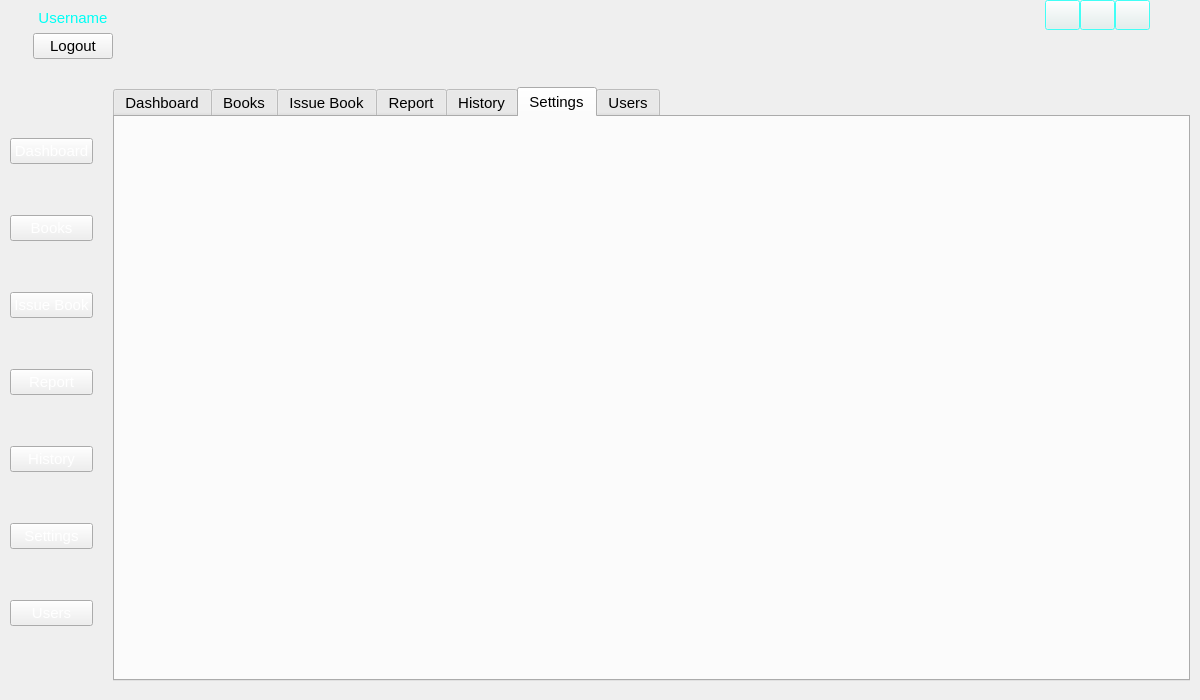
Porcupine1/School_Library_System, file main.ui: the form before one commit.
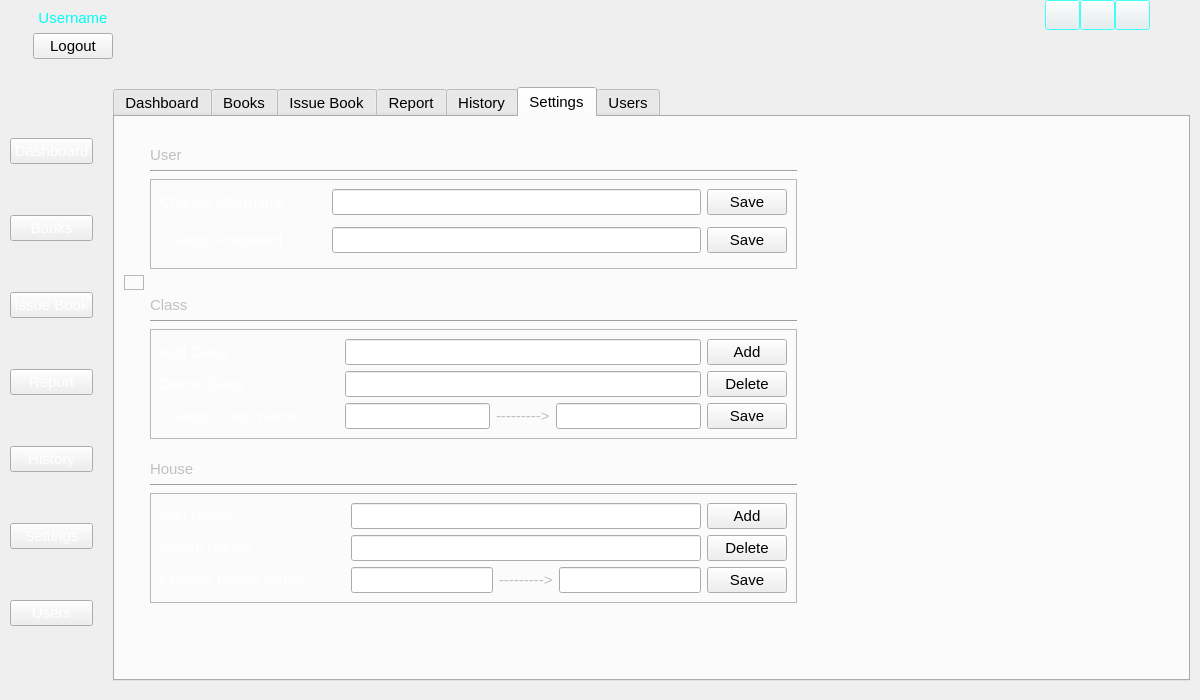
The form after the commit. The open tabs and pages were chosen to show the change. Icons and pictures are not drawn.

Commit message: designed settings tab

The edit to the form file:
```diff
--- a/main.ui
+++ b/main.ui
@@ -5437,6 +5437,1008 @@
           <attribute name="title">
            <string>Settings</string>
           </attribute>
+          <layout class="QGridLayout" name="gridLayout_32">
+           <item row="11" column="1">
+            <widget class="QFrame" name="frame_30">
+             <property name="frameShape">
+              <enum>QFrame::StyledPanel</enum>
+             </property>
+             <property name="frameShadow">
+              <enum>QFrame::Raised</enum>
+             </property>
+             <layout class="QGridLayout" name="gridLayout_31">
+              <item row="2" column="0">
+               <widget class="QLabel" name="label_68">
+                <property name="palette">
+                 <palette>
+                  <active>
+                   <colorrole role="WindowText">
+                    <brush brushstyle="SolidPattern">
+                     <color alpha="255">
+                      <red>255</red>
+                      <green>255</green>
+                      <blue>255</blue>
+                     </color>
+                    </brush>
+                   </colorrole>
+                  </active>
+                  <inactive>
+                   <colorrole role="WindowText">
+                    <brush brushstyle="SolidPattern">
+                     <color alpha="255">
+                      <red>255</red>
+                      <green>255</green>
+                      <blue>255</blue>
+                     </color>
+                    </brush>
+                   </colorrole>
+                  </inactive>
+                  <disabled>
+                   <colorrole role="WindowText">
+                    <brush brushstyle="SolidPattern">
+                     <color alpha="255">
+                      <red>120</red>
+                      <green>120</green>
+                      <blue>120</blue>
+                     </color>
+                    </brush>
+                   </colorrole>
+                  </disabled>
+                 </palette>
+                </property>
+                <property name="text">
+                 <string>Delete House</string>
+                </property>
+               </widget>
+              </item>
+              <item row="4" column="0">
+               <widget class="QLabel" name="label_66">
+                <property name="palette">
+                 <palette>
+                  <active>
+                   <colorrole role="WindowText">
+                    <brush brushstyle="SolidPattern">
+                     <color alpha="255">
+                      <red>255</red>
+                      <green>255</green>
+                      <blue>255</blue>
+                     </color>
+                    </brush>
+                   </colorrole>
+                  </active>
+                  <inactive>
+                   <colorrole role="WindowText">
+                    <brush brushstyle="SolidPattern">
+                     <color alpha="255">
+                      <red>255</red>
+                      <green>255</green>
+                      <blue>255</blue>
+                     </color>
+                    </brush>
+                   </colorrole>
+                  </inactive>
+                  <disabled>
+                   <colorrole role="WindowText">
+                    <brush brushstyle="SolidPattern">
+                     <color alpha="255">
+                      <red>120</red>
+                      <green>120</green>
+                      <blue>120</blue>
+                     </color>
+                    </brush>
+                   </colorrole>
+                  </disabled>
+                 </palette>
+                </property>
+                <property name="text">
+                 <string>Change House Name</string>
+                </property>
+               </widget>
+              </item>
+              <item row="0" column="0">
+               <widget class="QLabel" name="label_64">
+                <property name="palette">
+                 <palette>
+                  <active>
+                   <colorrole role="WindowText">
+                    <brush brushstyle="SolidPattern">
+                     <color alpha="255">
+                      <red>255</red>
+                      <green>255</green>
+                      <blue>255</blue>
+                     </color>
+                    </brush>
+                   </colorrole>
+                  </active>
+                  <inactive>
+                   <colorrole role="WindowText">
+                    <brush brushstyle="SolidPattern">
+                     <color alpha="255">
+                      <red>255</red>
+                      <green>255</green>
+                      <blue>255</blue>
+                     </color>
+                    </brush>
+                   </colorrole>
+                  </inactive>
+                  <disabled>
+                   <colorrole role="WindowText">
+                    <brush brushstyle="SolidPattern">
+                     <color alpha="255">
+                      <red>120</red>
+                      <green>120</green>
+                      <blue>120</blue>
+                     </color>
+                    </brush>
+                   </colorrole>
+                  </disabled>
+                 </palette>
+                </property>
+                <property name="text">
+                 <string>Add House</string>
+                </property>
+               </widget>
+              </item>
+              <item row="4" column="3">
+               <widget class="QLabel" name="label_107">
+                <property name="palette">
+                 <palette>
+                  <active>
+                   <colorrole role="WindowText">
+                    <brush brushstyle="SolidPattern">
+                     <color alpha="255">
+                      <red>192</red>
+                      <green>192</green>
+                      <blue>192</blue>
+                     </color>
+                    </brush>
+                   </colorrole>
+                  </active>
+                  <inactive>
+                   <colorrole role="WindowText">
+                    <brush brushstyle="SolidPattern">
+                     <color alpha="255">
+                      <red>192</red>
+                      <green>192</green>
+                      <blue>192</blue>
+                     </color>
+                    </brush>
+                   </colorrole>
+                  </inactive>
+                  <disabled>
+                   <colorrole role="WindowText">
+                    <brush brushstyle="SolidPattern">
+                     <color alpha="255">
+                      <red>120</red>
+                      <green>120</green>
+                      <blue>120</blue>
+                     </color>
+                    </brush>
+                   </colorrole>
+                  </disabled>
+                 </palette>
+                </property>
+                <property name="text">
+                 <string>---------&gt;</string>
+                </property>
+               </widget>
+              </item>
+              <item row="4" column="4">
+               <widget class="QLineEdit" name="lineEdit_18"/>
+              </item>
+              <item row="0" column="1">
+               <spacer name="horizontalSpacer_75">
+                <property name="orientation">
+                 <enum>Qt::Horizontal</enum>
+                </property>
+                <property name="sizeType">
+                 <enum>QSizePolicy::Fixed</enum>
+                </property>
+                <property name="sizeHint" stdset="0">
+                 <size>
+                  <width>40</width>
+                  <height>20</height>
+                 </size>
+                </property>
+               </spacer>
+              </item>
+              <item row="4" column="2">
+               <widget class="QLineEdit" name="lineEdit_7"/>
+              </item>
+              <item row="4" column="5">
+               <widget class="QPushButton" name="pushButton_7">
+                <property name="text">
+                 <string>Save</string>
+                </property>
+               </widget>
+              </item>
+              <item row="0" column="5">
+               <widget class="QPushButton" name="pushButton_4">
+                <property name="text">
+                 <string>Add</string>
+                </property>
+               </widget>
+              </item>
+              <item row="2" column="5">
+               <widget class="QPushButton" name="pushButton_8">
+                <property name="text">
+                 <string>Delete</string>
+                </property>
+                <property name="icon">
+                 <iconset resource="icons.qrc">
+                  <normaloff>:/icons/icons/delete.png</normaloff>:/icons/icons/delete.png</iconset>
+                </property>
+               </widget>
+              </item>
+              <item row="0" column="2" colspan="3">
+               <widget class="QLineEdit" name="lineEdit_4"/>
+              </item>
+              <item row="2" column="2" colspan="3">
+               <widget class="QLineEdit" name="lineEdit_6"/>
+              </item>
+             </layout>
+            </widget>
+           </item>
+           <item row="2" column="1">
+            <widget class="Line" name="line">
+             <property name="palette">
+              <palette>
+               <active>
+                <colorrole role="WindowText">
+                 <brush brushstyle="SolidPattern">
+                  <color alpha="255">
+                   <red>192</red>
+                   <green>192</green>
+                   <blue>192</blue>
+                  </color>
+                 </brush>
+                </colorrole>
+               </active>
+               <inactive>
+                <colorrole role="WindowText">
+                 <brush brushstyle="SolidPattern">
+                  <color alpha="255">
+                   <red>192</red>
+                   <green>192</green>
+                   <blue>192</blue>
+                  </color>
+                 </brush>
+                </colorrole>
+               </inactive>
+               <disabled>
+                <colorrole role="WindowText">
+                 <brush brushstyle="SolidPattern">
+                  <color alpha="255">
+                   <red>120</red>
+                   <green>120</green>
+                   <blue>120</blue>
+                  </color>
+                 </brush>
+                </colorrole>
+               </disabled>
+              </palette>
+             </property>
+             <property name="orientation">
+              <enum>Qt::Horizontal</enum>
+             </property>
+             <property name="class" stdset="0">
+              <string>settings_header</string>
+             </property>
+            </widget>
+           </item>
+           <item row="3" column="0">
+            <spacer name="horizontalSpacer_52">
+             <property name="orientation">
+              <enum>Qt::Horizontal</enum>
+             </property>
+             <property name="sizeType">
+              <enum>QSizePolicy::Fixed</enum>
+             </property>
+             <property name="sizeHint" stdset="0">
+              <size>
+               <width>20</width>
+               <height>20</height>
+              </size>
+             </property>
+            </spacer>
+           </item>
+           <item row="12" column="1">
+            <spacer name="verticalSpacer_44">
+             <property name="orientation">
+              <enum>Qt::Vertical</enum>
+             </property>
+             <property name="sizeHint" stdset="0">
+              <size>
+               <width>20</width>
+               <height>40</height>
+              </size>
+             </property>
+            </spacer>
+           </item>
+           <item row="4" column="1">
+            <spacer name="verticalSpacer_45">
+             <property name="orientation">
+              <enum>Qt::Vertical</enum>
+             </property>
+             <property name="sizeType">
+              <enum>QSizePolicy::Fixed</enum>
+             </property>
+             <property name="sizeHint" stdset="0">
+              <size>
+               <width>20</width>
+               <height>15</height>
+              </size>
+             </property>
+            </spacer>
+           </item>
+           <item row="8" column="1">
+            <spacer name="verticalSpacer_46">
+             <property name="orientation">
+              <enum>Qt::Vertical</enum>
+             </property>
+             <property name="sizeType">
+              <enum>QSizePolicy::Fixed</enum>
+             </property>
+             <property name="sizeHint" stdset="0">
+              <size>
+               <width>20</width>
+               <height>15</height>
+              </size>
+             </property>
+            </spacer>
+           </item>
+           <item row="6" column="1">
+            <widget class="Line" name="line_3">
+             <property name="palette">
+              <palette>
+               <active>
+                <colorrole role="WindowText">
+                 <brush brushstyle="SolidPattern">
+                  <color alpha="255">
+                   <red>192</red>
+                   <green>192</green>
+                   <blue>192</blue>
+                  </color>
+                 </brush>
+                </colorrole>
+               </active>
+               <inactive>
+                <colorrole role="WindowText">
+                 <brush brushstyle="SolidPattern">
+                  <color alpha="255">
+                   <red>192</red>
+                   <green>192</green>
+                   <blue>192</blue>
+                  </color>
+                 </brush>
+                </colorrole>
+               </inactive>
+               <disabled>
+                <colorrole role="WindowText">
+                 <brush brushstyle="SolidPattern">
+                  <color alpha="255">
+                   <red>120</red>
+                   <green>120</green>
+                   <blue>120</blue>
+                  </color>
+                 </brush>
+                </colorrole>
+               </disabled>
+              </palette>
+             </property>
+             <property name="orientation">
+              <enum>Qt::Horizontal</enum>
+             </property>
+             <property name="class" stdset="0">
+              <string>settings_header</string>
+             </property>
+            </widget>
+           </item>
+           <item row="0" column="1">
+            <spacer name="verticalSpacer_43">
+             <property name="orientation">
+              <enum>Qt::Vertical</enum>
+             </property>
+             <property name="sizeType">
+              <enum>QSizePolicy::Fixed</enum>
+             </property>
+             <property name="sizeHint" stdset="0">
+              <size>
+               <width>20</width>
+               <height>20</height>
+              </size>
+             </property>
+            </spacer>
+           </item>
+           <item row="1" column="1">
+            <widget class="QLabel" name="label_111">
+             <property name="palette">
+              <palette>
+               <active>
+                <colorrole role="WindowText">
+                 <brush brushstyle="SolidPattern">
+                  <color alpha="255">
+                   <red>192</red>
+                   <green>192</green>
+                   <blue>192</blue>
+                  </color>
+                 </brush>
+                </colorrole>
+               </active>
+               <inactive>
+                <colorrole role="WindowText">
+                 <brush brushstyle="SolidPattern">
+                  <color alpha="255">
+                   <red>192</red>
+                   <green>192</green>
+                   <blue>192</blue>
+                  </color>
+                 </brush>
+                </colorrole>
+               </inactive>
+               <disabled>
+                <colorrole role="WindowText">
+                 <brush brushstyle="SolidPattern">
+                  <color alpha="255">
+                   <red>120</red>
+                   <green>120</green>
+                   <blue>120</blue>
+                  </color>
+                 </brush>
+                </colorrole>
+               </disabled>
+              </palette>
+             </property>
+             <property name="text">
+              <string>User</string>
+             </property>
+             <property name="class" stdset="0">
+              <string>settings_header</string>
+             </property>
+            </widget>
+           </item>
+           <item row="9" column="1">
+            <widget class="QLabel" name="label_113">
+             <property name="palette">
+              <palette>
+               <active>
+                <colorrole role="WindowText">
+                 <brush brushstyle="SolidPattern">
+                  <color alpha="255">
+                   <red>192</red>
+                   <green>192</green>
+                   <blue>192</blue>
+                  </color>
+                 </brush>
+                </colorrole>
+               </active>
+               <inactive>
+                <colorrole role="WindowText">
+                 <brush brushstyle="SolidPattern">
+                  <color alpha="255">
+                   <red>192</red>
+                   <green>192</green>
+                   <blue>192</blue>
+                  </color>
+                 </brush>
+                </colorrole>
+               </inactive>
+               <disabled>
+                <colorrole role="WindowText">
+                 <brush brushstyle="SolidPattern">
+                  <color alpha="255">
+                   <red>120</red>
+                   <green>120</green>
+                   <blue>120</blue>
+                  </color>
+                 </brush>
+                </colorrole>
+               </disabled>
+              </palette>
+             </property>
+             <property name="text">
+              <string>House</string>
+             </property>
+             <property name="class" stdset="0">
+              <string>settings_header</string>
+             </property>
+            </widget>
+           </item>
+           <item row="10" column="1">
+            <widget class="Line" name="line_4">
+             <property name="palette">
+              <palette>
+               <active>
+                <colorrole role="WindowText">
+                 <brush brushstyle="SolidPattern">
+                  <color alpha="255">
+                   <red>192</red>
+                   <green>192</green>
+                   <blue>192</blue>
+                  </color>
+                 </brush>
+                </colorrole>
+               </active>
+               <inactive>
+                <colorrole role="WindowText">
+                 <brush brushstyle="SolidPattern">
+                  <color alpha="255">
+                   <red>192</red>
+                   <green>192</green>
+                   <blue>192</blue>
+                  </color>
+                 </brush>
+                </colorrole>
+               </inactive>
+               <disabled>
+                <colorrole role="WindowText">
+                 <brush brushstyle="SolidPattern">
+                  <color alpha="255">
+                   <red>120</red>
+                   <green>120</green>
+                   <blue>120</blue>
+                  </color>
+                 </brush>
+                </colorrole>
+               </disabled>
+              </palette>
+             </property>
+             <property name="orientation">
+              <enum>Qt::Horizontal</enum>
+             </property>
+             <property name="class" stdset="0">
+              <string>settings_header</string>
+             </property>
+            </widget>
+           </item>
+           <item row="7" column="1">
+            <widget class="QFrame" name="frame_29">
+             <property name="frameShape">
+              <enum>QFrame::StyledPanel</enum>
+             </property>
+             <property name="frameShadow">
+              <enum>QFrame::Raised</enum>
+             </property>
+             <layout class="QGridLayout" name="gridLayout_30">
+              <item row="3" column="3">
+               <widget class="QLabel" name="label_108">
+                <property name="palette">
+                 <palette>
+                  <active>
+                   <colorrole role="WindowText">
+                    <brush brushstyle="SolidPattern">
+                     <color alpha="255">
+                      <red>192</red>
+                      <green>192</green>
+                      <blue>192</blue>
+                     </color>
+                    </brush>
+                   </colorrole>
+                  </active>
+                  <inactive>
+                   <colorrole role="WindowText">
+                    <brush brushstyle="SolidPattern">
+                     <color alpha="255">
+                      <red>192</red>
+                      <green>192</green>
+                      <blue>192</blue>
+                     </color>
+                    </brush>
+                   </colorrole>
+                  </inactive>
+                  <disabled>
+                   <colorrole role="WindowText">
+                    <brush brushstyle="SolidPattern">
+                     <color alpha="255">
+                      <red>120</red>
+                      <green>120</green>
+                      <blue>120</blue>
+                     </color>
+                    </brush>
+                   </colorrole>
+                  </disabled>
+                 </palette>
+                </property>
+                <property name="text">
+                 <string>---------&gt;</string>
+                </property>
+               </widget>
+              </item>
+              <item row="3" column="4">
+               <widget class="QLineEdit" name="lineEdit_17"/>
+              </item>
+              <item row="3" column="2">
+               <widget class="QLineEdit" name="lineEdit_8"/>
+              </item>
+              <item row="2" column="0">
+               <widget class="QLabel" name="label_69">
+                <property name="palette">
+                 <palette>
+                  <active>
+                   <colorrole role="WindowText">
+                    <brush brushstyle="SolidPattern">
+                     <color alpha="255">
+                      <red>255</red>
+                      <green>255</green>
+                      <blue>255</blue>
+                     </color>
+                    </brush>
+                   </colorrole>
+                  </active>
+                  <inactive>
+                   <colorrole role="WindowText">
+                    <brush brushstyle="SolidPattern">
+                     <color alpha="255">
+                      <red>255</red>
+                      <green>255</green>
+                      <blue>255</blue>
+                     </color>
+                    </brush>
+                   </colorrole>
+                  </inactive>
+                  <disabled>
+                   <colorrole role="WindowText">
+                    <brush brushstyle="SolidPattern">
+                     <color alpha="255">
+                      <red>120</red>
+                      <green>120</green>
+                      <blue>120</blue>
+                     </color>
+                    </brush>
+                   </colorrole>
+                  </disabled>
+                 </palette>
+                </property>
+                <property name="text">
+                 <string>Delete Class</string>
+                </property>
+               </widget>
+              </item>
+              <item row="3" column="0">
+               <widget class="QLabel" name="label_67">
+                <property name="palette">
+                 <palette>
+                  <active>
+                   <colorrole role="WindowText">
+                    <brush brushstyle="SolidPattern">
+                     <color alpha="255">
+                      <red>255</red>
+                      <green>255</green>
+                      <blue>255</blue>
+                     </color>
+                    </brush>
+                   </colorrole>
+                  </active>
+                  <inactive>
+                   <colorrole role="WindowText">
+                    <brush brushstyle="SolidPattern">
+                     <color alpha="255">
+                      <red>255</red>
+                      <green>255</green>
+                      <blue>255</blue>
+                     </color>
+                    </brush>
+                   </colorrole>
+                  </inactive>
+                  <disabled>
+                   <colorrole role="WindowText">
+                    <brush brushstyle="SolidPattern">
+                     <color alpha="255">
+                      <red>120</red>
+                      <green>120</green>
+                      <blue>120</blue>
+                     </color>
+                    </brush>
+                   </colorrole>
+                  </disabled>
+                 </palette>
+                </property>
+                <property name="text">
+                 <string>Change Class Name</string>
+                </property>
+               </widget>
+              </item>
+              <item row="0" column="0">
+               <widget class="QLabel" name="label_65">
+                <property name="palette">
+                 <palette>
+                  <active>
+                   <colorrole role="WindowText">
+                    <brush brushstyle="SolidPattern">
+                     <color alpha="255">
+                      <red>255</red>
+                      <green>255</green>
+                      <blue>255</blue>
+                     </color>
+                    </brush>
+                   </colorrole>
+                  </active>
+                  <inactive>
+                   <colorrole role="WindowText">
+                    <brush brushstyle="SolidPattern">
+                     <color alpha="255">
+                      <red>255</red>
+                      <green>255</green>
+                      <blue>255</blue>
+                     </color>
+                    </brush>
+                   </colorrole>
+                  </inactive>
+                  <disabled>
+                   <colorrole role="WindowText">
+                    <brush brushstyle="SolidPattern">
+                     <color alpha="255">
+                      <red>120</red>
+                      <green>120</green>
+                      <blue>120</blue>
+                     </color>
+                    </brush>
+                   </colorrole>
+                  </disabled>
+                 </palette>
+                </property>
+                <property name="text">
+                 <string>Add Class</string>
+                </property>
+               </widget>
+              </item>
+              <item row="0" column="1">
+               <spacer name="horizontalSpacer_74">
+                <property name="orientation">
+                 <enum>Qt::Horizontal</enum>
+                </property>
+                <property name="sizeType">
+                 <enum>QSizePolicy::Fixed</enum>
+                </property>
+                <property name="sizeHint" stdset="0">
+                 <size>
+                  <width>40</width>
+                  <height>20</height>
+                 </size>
+                </property>
+               </spacer>
+              </item>
+              <item row="3" column="5">
+               <widget class="QPushButton" name="pushButton_6">
+                <property name="text">
+                 <string>Save</string>
+                </property>
+               </widget>
+              </item>
+              <item row="0" column="5">
+               <widget class="QPushButton" name="pushButton_3">
+                <property name="text">
+                 <string>Add</string>
+                </property>
+               </widget>
+              </item>
+              <item row="2" column="5">
+               <widget class="QPushButton" name="pushButton_5">
+                <property name="text">
+                 <string>Delete</string>
+                </property>
+                <property name="icon">
+                 <iconset resource="icons.qrc">
+                  <normaloff>:/icons/icons/delete.png</normaloff>:/icons/icons/delete.png</iconset>
+                </property>
+               </widget>
+              </item>
+              <item row="0" column="2" colspan="3">
+               <widget class="QLineEdit" name="lineEdit_3"/>
+              </item>
+              <item row="2" column="2" colspan="3">
+               <widget class="QLineEdit" name="lineEdit_5"/>
+              </item>
+             </layout>
+            </widget>
+           </item>
+           <item row="3" column="1">
+            <widget class="QFrame" name="frame_28">
+             <property name="frameShape">
+              <enum>QFrame::StyledPanel</enum>
+             </property>
+             <property name="frameShadow">
+              <enum>QFrame::Raised</enum>
+             </property>
+             <layout class="QGridLayout" name="gridLayout_29">
+              <item row="1" column="2">
+               <widget class="QLineEdit" name="lineEdit"/>
+              </item>
+              <item row="2" column="2" rowspan="3">
+               <widget class="QLineEdit" name="lineEdit_2"/>
+              </item>
+              <item row="3" column="3">
+               <widget class="QPushButton" name="pushButton">
+                <property name="text">
+                 <string>Save</string>
+                </property>
+               </widget>
+              </item>
+              <item row="2" column="0" rowspan="3">
+               <widget class="QLabel" name="label_10">
+                <property name="palette">
+                 <palette>
+                  <active>
+                   <colorrole role="WindowText">
+                    <brush brushstyle="SolidPattern">
+                     <color alpha="255">
+                      <red>255</red>
+                      <green>255</green>
+                      <blue>255</blue>
+                     </color>
+                    </brush>
+                   </colorrole>
+                  </active>
+                  <inactive>
+                   <colorrole role="WindowText">
+                    <brush brushstyle="SolidPattern">
+                     <color alpha="255">
+                      <red>255</red>
+                      <green>255</green>
+                      <blue>255</blue>
+                     </color>
+                    </brush>
+                   </colorrole>
+                  </inactive>
+                  <disabled>
+                   <colorrole role="WindowText">
+                    <brush brushstyle="SolidPattern">
+                     <color alpha="255">
+                      <red>120</red>
+                      <green>120</green>
+                      <blue>120</blue>
+                     </color>
+                    </brush>
+                   </colorrole>
+                  </disabled>
+                 </palette>
+                </property>
+                <property name="text">
+                 <string>Change Password</string>
+                </property>
+               </widget>
+              </item>
+              <item row="1" column="3">
+               <widget class="QPushButton" name="pushButton_2">
+                <property name="text">
+                 <string>Save</string>
+                </property>
+               </widget>
+              </item>
+              <item row="1" column="0">
+               <widget class="QLabel" name="label_6">
+                <property name="palette">
+                 <palette>
+                  <active>
+                   <colorrole role="WindowText">
+                    <brush brushstyle="SolidPattern">
+                     <color alpha="255">
+                      <red>255</red>
+                      <green>255</green>
+                      <blue>255</blue>
+                     </color>
+                    </brush>
+                   </colorrole>
+                  </active>
+                  <inactive>
+                   <colorrole role="WindowText">
+                    <brush brushstyle="SolidPattern">
+                     <color alpha="255">
+                      <red>255</red>
+                      <green>255</green>
+                      <blue>255</blue>
+                     </color>
+                    </brush>
+                   </colorrole>
+                  </inactive>
+                  <disabled>
+                   <colorrole role="WindowText">
+                    <brush brushstyle="SolidPattern">
+                     <color alpha="255">
+                      <red>120</red>
+                      <green>120</green>
+                      <blue>120</blue>
+                     </color>
+                    </brush>
+                   </colorrole>
+                  </disabled>
+                 </palette>
+                </property>
+                <property name="text">
+                 <string>Change Username</string>
+                </property>
+               </widget>
+              </item>
+              <item row="1" column="1">
+               <spacer name="horizontalSpacer_73">
+                <property name="orientation">
+                 <enum>Qt::Horizontal</enum>
+                </property>
+                <property name="sizeType">
+                 <enum>QSizePolicy::Fixed</enum>
+                </property>
+                <property name="sizeHint" stdset="0">
+                 <size>
+                  <width>40</width>
+                  <height>20</height>
+                 </size>
+                </property>
+               </spacer>
+              </item>
+             </layout>
+            </widget>
+           </item>
+           <item row="3" column="2">
+            <spacer name="horizontalSpacer_53">
+             <property name="orientation">
+              <enum>Qt::Horizontal</enum>
+             </property>
+             <property name="sizeHint" stdset="0">
+              <size>
+               <width>40</width>
+               <height>20</height>
+              </size>
+             </property>
+            </spacer>
+           </item>
+           <item row="5" column="1">
+            <widget class="QLabel" name="label_112">
+             <property name="palette">
+              <palette>
+               <active>
+                <colorrole role="WindowText">
+                 <brush brushstyle="SolidPattern">
+                  <color alpha="255">
+                   <red>192</red>
+                   <green>192</green>
+                   <blue>192</blue>
+                  </color>
+                 </brush>
+                </colorrole>
+               </active>
+               <inactive>
+                <colorrole role="WindowText">
+                 <brush brushstyle="SolidPattern">
+                  <color alpha="255">
+                   <red>192</red>
+                   <green>192</green>
+                   <blue>192</blue>
+                  </color>
+                 </brush>
+                </colorrole>
+               </inactive>
+               <disabled>
+                <colorrole role="WindowText">
+                 <brush brushstyle="SolidPattern">
+                  <color alpha="255">
+                   <red>120</red>
+                   <green>120</green>
+                   <blue>120</blue>
+                  </color>
+                 </brush>
+                </colorrole>
+               </disabled>
+              </palette>
+             </property>
+             <property name="text">
+              <string>Class</string>
+             </property>
+             <property name="class" stdset="0">
+              <string>settings_header</string>
+             </property>
+            </widget>
+           </item>
+           <item row="4" column="0">
+            <widget class="QFrame" name="frame_43">
+             <property name="frameShape">
+              <enum>QFrame::StyledPanel</enum>
+             </property>
+             <property name="frameShadow">
+              <enum>QFrame::Raised</enum>
+             </property>
+            </widget>
+           </item>
+          </layout>
          </widget>
          <widget class="QWidget" name="users_tab">
           <attribute name="title">
```
Left out of the diff: 2 changed lines with no effect on the pictures. The commit also changes 2 other files.
